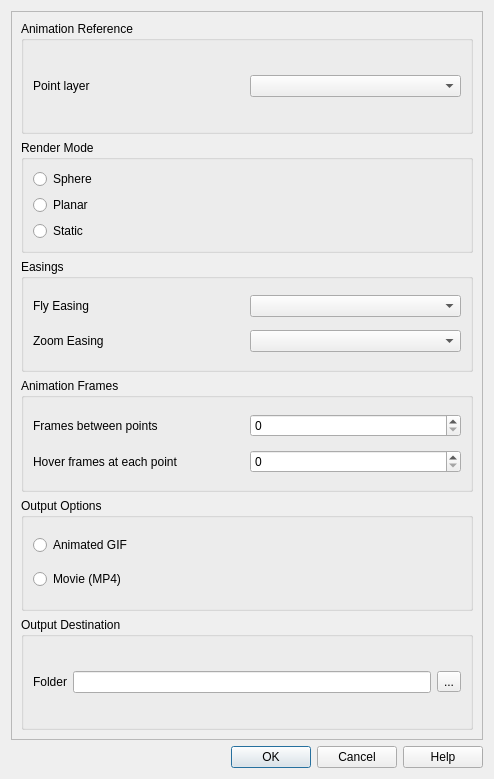
The window that ui/animation_workbench_base.ui (timlinux/QGISAnimationWorkbench) describes before a commit, drawn with Qt 5.
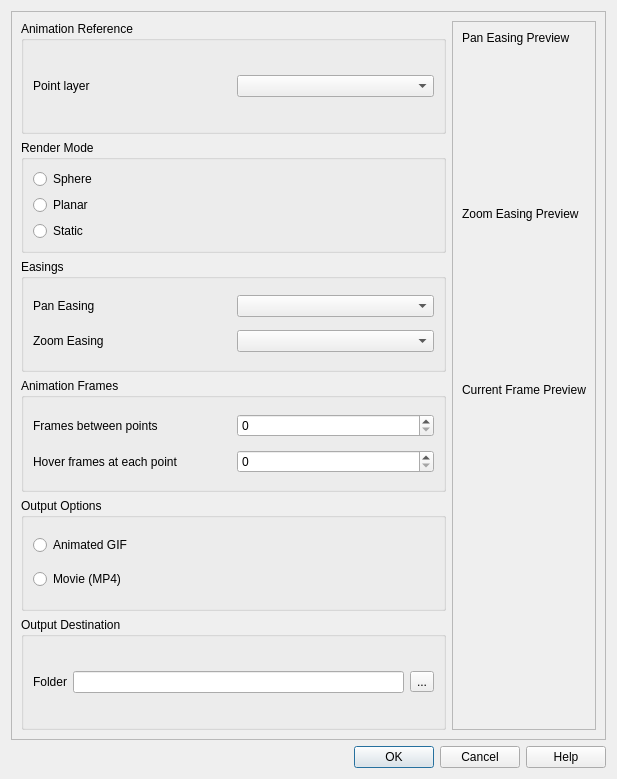
The same window after the commit. Custom widgets are drawn as their Qt base class.

Commit message: Wired up first prototype of easing previews

```diff
--- a/ui/animation_workbench_base.ui
+++ b/ui/animation_workbench_base.ui
@@ -6,24 +6,14 @@
    <rect>
     <x>0</x>
     <y>0</y>
-    <width>494</width>
+    <width>617</width>
     <height>779</height>
    </rect>
   </property>
   <property name="windowTitle">
    <string>Dialog</string>
   </property>
-  <layout class="QGridLayout" name="gridLayout_3">
-   <item row="1" column="0">
-    <widget class="QDialogButtonBox" name="button_box">
-     <property name="orientation">
-      <enum>Qt::Horizontal</enum>
-     </property>
-     <property name="standardButtons">
-      <set>QDialogButtonBox::Cancel|QDialogButtonBox::Help|QDialogButtonBox::Ok</set>
-     </property>
-    </widget>
-   </item>
+  <layout class="QGridLayout" name="gridLayout_9">
    <item row="0" column="0">
     <widget class="QScrollArea" name="scrollArea">
      <property name="widgetResizable">
@@ -34,7 +24,7 @@
        <rect>
         <x>0</x>
         <y>0</y>
-        <width>478</width>
+        <width>601</width>
         <height>721</height>
        </rect>
       </property>
@@ -58,46 +48,6 @@
          </layout>
         </widget>
        </item>
-       <item row="2" column="0">
-        <widget class="QGroupBox" name="easings_group">
-         <property name="title">
-          <string>Easings</string>
-         </property>
-         <layout class="QGridLayout" name="gridLayout_2">
-          <item row="0" column="0">
-           <widget class="QLabel" name="fly_easing_label">
-            <property name="text">
-             <string>Fly Easing</string>
-            </property>
-           </widget>
-          </item>
-          <item row="0" column="1">
-           <widget class="QComboBox" name="fly_easing_combo">
-            <property name="toolTip">
-             <string>The fly easing will determine the motion 
-characteristics of the camera on the Y axis 
-as it flies across the scene.</string>
-            </property>
-           </widget>
-          </item>
-          <item row="1" column="1">
-           <widget class="QComboBox" name="zoom_easing_combo">
-            <property name="toolTip">
-             <string>The zoom easing will affect the behaviour 
-of the camera during zoom transitions.</string>
-            </property>
-           </widget>
-          </item>
-          <item row="1" column="0">
-           <widget class="QLabel" name="zoom_easing_label">
-            <property name="text">
-             <string>Zoom Easing</string>
-            </property>
-           </widget>
-          </item>
-         </layout>
-        </widget>
-       </item>
        <item row="1" column="0">
         <widget class="QGroupBox" name="render_mode_group">
          <property name="toolTip">
@@ -136,32 +86,40 @@
          </layout>
         </widget>
        </item>
-       <item row="5" column="0">
-        <widget class="QGroupBox" name="output_destination_group">
+       <item row="2" column="0">
+        <widget class="QGroupBox" name="easings_group">
          <property name="title">
-          <string>Output Destination</string>
+          <string>Easings</string>
          </property>
-         <layout class="QGridLayout" name="gridLayout_6">
+         <layout class="QGridLayout" name="gridLayout_2">
           <item row="0" column="0">
-           <widget class="QLabel" name="folder_label">
+           <widget class="QLabel" name="pan_easing_label">
             <property name="text">
-             <string>Folder</string>
+             <string>Pan Easing</string>
             </property>
            </widget>
           </item>
           <item row="0" column="1">
-           <widget class="QLineEdit" name="folder_edit">
+           <widget class="QComboBox" name="pan_easing_combo">
             <property name="toolTip">
-             <string>The output folder will be populated with 
-all of the frames of the animation, and 
-the GIF or MP4 as selected above.</string>
+             <string>The pan easing will determine the motion 
+characteristics of the camera on the Y axis 
+as it flies across the scene.</string>
             </property>
            </widget>
           </item>
-          <item row="0" column="2">
-           <widget class="QToolButton" name="folder_button">
+          <item row="1" column="1">
+           <widget class="QComboBox" name="zoom_easing_combo">
+            <property name="toolTip">
+             <string>The zoom easing will affect the behaviour 
+of the camera during zoom transitions.</string>
+            </property>
+           </widget>
+          </item>
+          <item row="1" column="0">
+           <widget class="QLabel" name="zoom_easing_label">
             <property name="text">
-             <string>...</string>
+             <string>Zoom Easing</string>
             </property>
            </widget>
           </item>
@@ -247,10 +205,128 @@
          </layout>
         </widget>
        </item>
+       <item row="5" column="0">
+        <widget class="QGroupBox" name="output_destination_group">
+         <property name="title">
+          <string>Output Destination</string>
+         </property>
+         <layout class="QGridLayout" name="gridLayout_6">
+          <item row="0" column="0">
+           <widget class="QLabel" name="folder_label">
+            <property name="text">
+             <string>Folder</string>
+            </property>
+           </widget>
+          </item>
+          <item row="0" column="1">
+           <widget class="QLineEdit" name="folder_edit">
+            <property name="toolTip">
+             <string>The output folder will be populated with 
+all of the frames of the animation, and 
+the GIF or MP4 as selected above.</string>
+            </property>
+           </widget>
+          </item>
+          <item row="0" column="2">
+           <widget class="QToolButton" name="folder_button">
+            <property name="text">
+             <string>...</string>
+            </property>
+           </widget>
+          </item>
+         </layout>
+        </widget>
+       </item>
+       <item row="0" column="1" rowspan="6">
+        <widget class="QFrame" name="frame">
+         <property name="frameShape">
+          <enum>QFrame::StyledPanel</enum>
+         </property>
+         <property name="frameShadow">
+          <enum>QFrame::Raised</enum>
+         </property>
+         <layout class="QGridLayout" name="gridLayout_3">
+          <item row="3" column="0">
+           <widget class="QWidget" name="zoom_easing_preview" native="true">
+            <property name="minimumSize">
+             <size>
+              <width>0</width>
+              <height>150</height>
+             </size>
+            </property>
+           </widget>
+          </item>
+          <item row="0" column="0">
+           <widget class="QLabel" name="pan_easing_preview_label">
+            <property name="text">
+             <string>Pan Easing Preview</string>
+            </property>
+           </widget>
+          </item>
+          <item row="4" column="0">
+           <widget class="QLabel" name="zoom_easing_label_3">
+            <property name="text">
+             <string>Current Frame Preview</string>
+            </property>
+           </widget>
+          </item>
+          <item row="1" column="0">
+           <widget class="QWidget" name="pan_easing_preview" native="true">
+            <property name="minimumSize">
+             <size>
+              <width>0</width>
+              <height>150</height>
+             </size>
+            </property>
+           </widget>
+          </item>
+          <item row="5" column="0">
+           <widget class="QWidget" name="current_frame_preview" native="true">
+            <property name="minimumSize">
+             <size>
+              <width>0</width>
+              <height>150</height>
+             </size>
+            </property>
+           </widget>
+          </item>
+          <item row="2" column="0">
+           <widget class="QLabel" name="zoom_easing_preview_label">
+            <property name="text">
+             <string>Zoom Easing Preview</string>
+            </property>
+           </widget>
+          </item>
+          <item row="6" column="0">
+           <spacer name="verticalSpacer">
+            <property name="orientation">
+             <enum>Qt::Vertical</enum>
+            </property>
+            <property name="sizeHint" stdset="0">
+             <size>
+              <width>20</width>
+              <height>40</height>
+             </size>
+            </property>
+           </spacer>
+          </item>
+         </layout>
+        </widget>
+       </item>
       </layout>
      </widget>
     </widget>
    </item>
+   <item row="1" column="0">
+    <widget class="QDialogButtonBox" name="button_box">
+     <property name="orientation">
+      <enum>Qt::Horizontal</enum>
+     </property>
+     <property name="standardButtons">
+      <set>QDialogButtonBox::Cancel|QDialogButtonBox::Help|QDialogButtonBox::Ok</set>
+     </property>
+    </widget>
+   </item>
   </layout>
  </widget>
  <customwidgets>
```
The commit also changes 1 other file.
